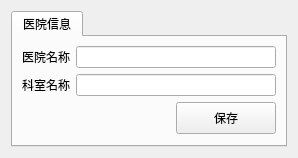
This is Bodystat/ui/sysconfigwidget.ui in hym-dn/Bodystat as Qt 5 draws it before an edit. The edited form follows.
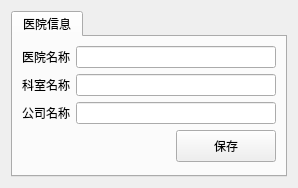
This is the edited form.

What changed in the file:
```diff
--- a/Bodystat/ui/sysconfigwidget.ui
+++ b/Bodystat/ui/sysconfigwidget.ui
@@ -7,7 +7,7 @@
     <x>0</x>
     <y>0</y>
     <width>298</width>
-    <height>152</height>
+    <height>188</height>
    </rect>
   </property>
   <property name="sizePolicy">
@@ -84,6 +84,27 @@
          </item>
         </layout>
        </item>
+       <item>
+        <layout class="QHBoxLayout" name="horizontalLayout_4">
+         <item>
+          <widget class="QLabel" name="_companyNameLabel">
+           <property name="text">
+            <string>公司名称</string>
+           </property>
+          </widget>
+         </item>
+         <item>
+          <widget class="QLineEdit" name="_companyNameLineEdit">
+           <property name="minimumSize">
+            <size>
+             <width>200</width>
+             <height>0</height>
+            </size>
+           </property>
+          </widget>
+         </item>
+        </layout>
+       </item>
        <item>
         <layout class="QHBoxLayout" name="horizontalLayout">
          <item>
```
